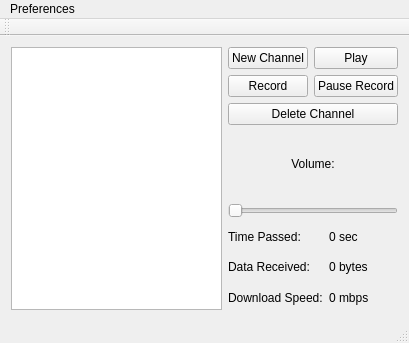
First picture: the form in Listenner/gui.ui, repository Ernyoke/Allamvizsga, before the edit.
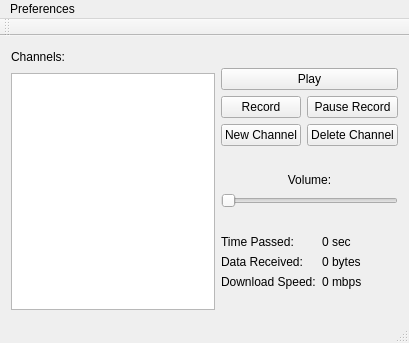
Second picture: the form after the edit.

Commit message:
GetChannelList added(needs tests!!!)
Other changes(SharedPointers)

```diff
--- a/Listenner/gui.ui
+++ b/Listenner/gui.ui
@@ -15,48 +15,120 @@
   </property>
   <widget class="QWidget" name="centralWidget">
    <layout class="QGridLayout" name="gridLayout_5">
-    <item row="0" column="2">
+    <item row="0" column="3" rowspan="2">
      <layout class="QGridLayout" name="gridLayout_4">
+      <item row="3" column="0">
+       <layout class="QGridLayout" name="gridLayout">
+        <item row="2" column="1">
+         <widget class="QLabel" name="speed">
+          <property name="text">
+           <string>0 mbps</string>
+          </property>
+         </widget>
+        </item>
+        <item row="0" column="0">
+         <widget class="QLabel" name="label_2">
+          <property name="text">
+           <string>Time Passed:</string>
+          </property>
+         </widget>
+        </item>
+        <item row="0" column="1">
+         <widget class="QLabel" name="timePassed">
+          <property name="text">
+           <string>0 sec</string>
+          </property>
+         </widget>
+        </item>
+        <item row="1" column="0">
+         <widget class="QLabel" name="label_3">
+          <property name="text">
+           <string>Data Received:</string>
+          </property>
+         </widget>
+        </item>
+        <item row="1" column="1">
+         <widget class="QLabel" name="dataReceived">
+          <property name="text">
+           <string>0 bytes</string>
+          </property>
+         </widget>
+        </item>
+        <item row="2" column="0">
+         <widget class="QLabel" name="label_4">
+          <property name="text">
+           <string>Download Speed:</string>
+          </property>
+         </widget>
+        </item>
+        <item row="3" column="0" colspan="2">
+         <spacer name="verticalSpacer_4">
+          <property name="orientation">
+           <enum>Qt::Vertical</enum>
+          </property>
+          <property name="sizeHint" stdset="0">
+           <size>
+            <width>20</width>
+            <height>40</height>
+           </size>
+          </property>
+         </spacer>
+        </item>
+       </layout>
+      </item>
       <item row="0" column="0">
        <layout class="QGridLayout" name="gridLayout_2">
-        <item row="0" column="0">
-         <widget class="QPushButton" name="newChannelButton">
-          <property name="text">
-           <string>New Channel</string>
-          </property>
-         </widget>
-        </item>
-        <item row="0" column="1">
+        <item row="2" column="0" colspan="2">
          <widget class="QPushButton" name="playButton">
           <property name="text">
            <string>Play</string>
           </property>
          </widget>
         </item>
-        <item row="1" column="0">
+        <item row="3" column="0">
          <widget class="QPushButton" name="recordButton">
           <property name="text">
            <string>Record</string>
           </property>
          </widget>
         </item>
-        <item row="1" column="1">
+        <item row="5" column="0">
+         <widget class="QPushButton" name="newChannelButton">
+          <property name="text">
+           <string>New Channel</string>
+          </property>
+         </widget>
+        </item>
+        <item row="3" column="1">
          <widget class="QPushButton" name="pauseRec">
           <property name="text">
            <string>Pause Record</string>
           </property>
          </widget>
         </item>
-        <item row="2" column="0" colspan="2">
+        <item row="5" column="1">
          <widget class="QPushButton" name="deleteChannelButton">
           <property name="text">
            <string>Delete Channel</string>
           </property>
          </widget>
         </item>
+        <item row="1" column="0" colspan="2">
+         <spacer name="verticalSpacer_3">
+          <property name="orientation">
+           <enum>Qt::Vertical</enum>
+          </property>
+          <property name="sizeHint" stdset="0">
+           <size>
+            <width>20</width>
+            <height>40</height>
+           </size>
+          </property>
+         </spacer>
+        </item>
        </layout>
       </item>
-      <item row="1" column="0">
+      <item row="2" column="0">
        <layout class="QGridLayout" name="gridLayout_3">
         <item row="0" column="0">
          <widget class="QLabel" name="label">
@@ -75,59 +147,36 @@
           </property>
          </widget>
         </item>
-       </layout>
-      </item>
-      <item row="2" column="0">
-       <layout class="QGridLayout" name="gridLayout">
-        <item row="0" column="0">
-         <widget class="QLabel" name="label_2">
-          <property name="text">
-           <string>Time Passed:</string>
-          </property>
-         </widget>
-        </item>
-        <item row="0" column="1">
-         <widget class="QLabel" name="timePassed">
-          <property name="text">
-           <string>0 sec</string>
-          </property>
-         </widget>
-        </item>
-        <item row="1" column="0">
-         <widget class="QLabel" name="label_3">
-          <property name="text">
-           <string>Data Received:</string>
-          </property>
-         </widget>
-        </item>
-        <item row="1" column="1">
-         <widget class="QLabel" name="dataReceived">
-          <property name="text">
-           <string>0 bytes</string>
-          </property>
-         </widget>
-        </item>
         <item row="2" column="0">
-         <widget class="QLabel" name="label_4">
-          <property name="text">
-           <string>Download Speed:</string>
+         <spacer name="verticalSpacer_2">
+          <property name="orientation">
+           <enum>Qt::Vertical</enum>
           </property>
-         </widget>
-        </item>
-        <item row="2" column="1">
-         <widget class="QLabel" name="speed">
-          <property name="text">
-           <string>0 mbps</string>
+          <property name="sizeHint" stdset="0">
+           <size>
+            <width>20</width>
+            <height>40</height>
+           </size>
           </property>
-         </widget>
+         </spacer>
         </item>
        </layout>
       </item>
+      <item row="1" column="0">
+       <spacer name="verticalSpacer">
+        <property name="orientation">
+         <enum>Qt::Vertical</enum>
+        </property>
+        <property name="sizeHint" stdset="0">
+         <size>
+          <width>20</width>
+          <height>40</height>
+         </size>
+        </property>
+       </spacer>
+      </item>
      </layout>
     </item>
-    <item row="0" column="1">
-     <widget class="QListWidget" name="listWidget"/>
-    </item>
     <item row="0" column="0">
      <spacer name="horizontalSpacer">
       <property name="orientation">
@@ -141,7 +190,20 @@
       </property>
      </spacer>
     </item>
-    <item row="0" column="3">
+    <item row="0" column="5">
+     <spacer name="horizontalSpacer_3">
+      <property name="orientation">
+       <enum>Qt::Horizontal</enum>
+      </property>
+      <property name="sizeHint" stdset="0">
+       <size>
+        <width>40</width>
+        <height>20</height>
+       </size>
+      </property>
+     </spacer>
+    </item>
+    <item row="0" column="4">
      <spacer name="horizontalSpacer_2">
       <property name="orientation">
        <enum>Qt::Horizontal</enum>
@@ -154,6 +216,16 @@
       </property>
      </spacer>
     </item>
+    <item row="1" column="2">
+     <widget class="QListView" name="channelList"/>
+    </item>
+    <item row="0" column="2">
+     <widget class="QLabel" name="label_5">
+      <property name="text">
+       <string>Channels:</string>
+      </property>
+     </widget>
+    </item>
    </layout>
   </widget>
   <widget class="QMenuBar" name="menuBar">
```
The commit also changes 72 other files.
